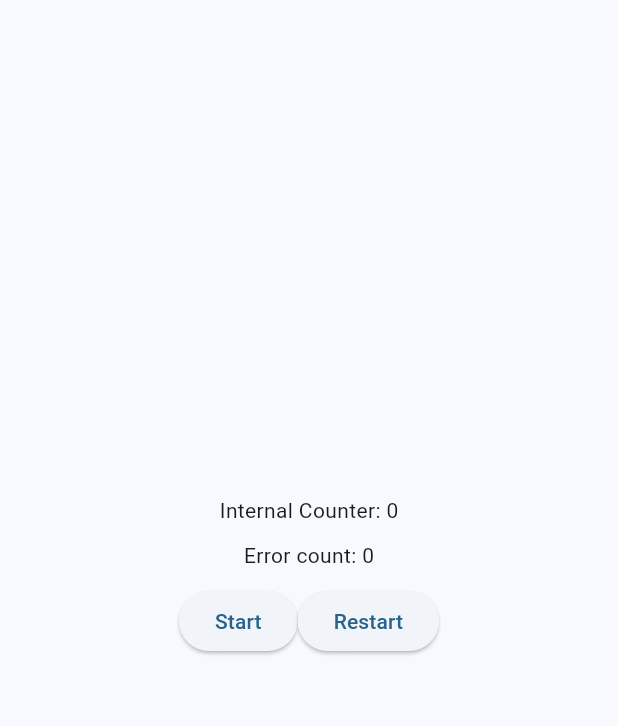
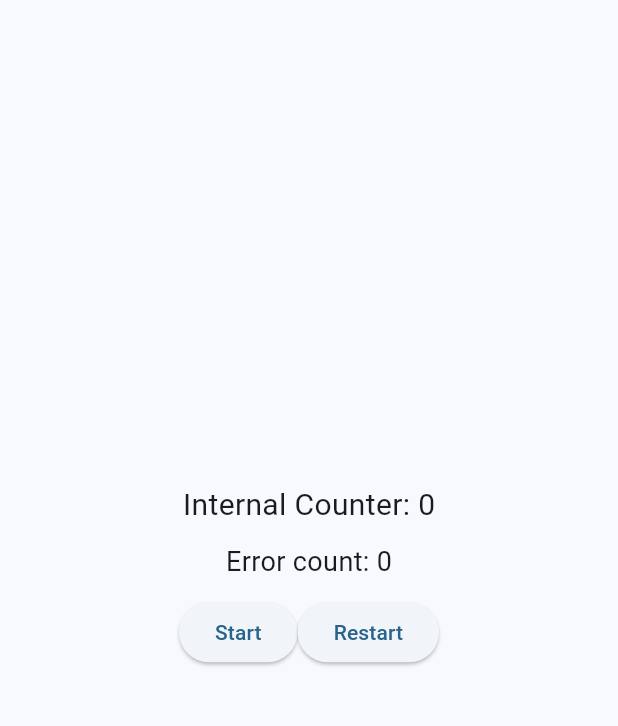
Before and after one commit to HeinMM/uart_app, a Flutter app: the screen it shows after launch, on a phone screen of 412 x 824 dp, the part 84-810 px from its top. Run offline on Flutter 3.47's test engine with Material 3 defaults, Android fonts, the phone set to English and light mode, and no system bars.

Commit message:
change the ui and change for my C# window application

```diff
--- a/lib/main.dart
+++ b/lib/main.dart
@@ -92,9 +92,19 @@ class _MyHomePageState extends State<MyHomePage> {
         child: Column(
           mainAxisAlignment: MainAxisAlignment.center,
           children: [
-            Text('Internal Counter: $internalRCounter'),
+            Text('Internal Counter: $internalRCounter',
+              style:  const TextStyle(
+                fontSize: 20.0,
+
+              ),
+            ),
             const SizedBox(height: 10),
-            Text('Error count: $error'),
+            Text('Error count: $error',
+             style: const TextStyle(
+               fontSize: 18.0,
+
+             ),
+            ),
 
             const SizedBox(height: 10),
 
--- a/pubspec.yaml
+++ b/pubspec.yaml
@@ -35,7 +35,6 @@ dependencies:
   # The following adds the Cupertino Icons font to your application.
   # Use with the CupertinoIcons class for iOS style icons.
   cupertino_icons: ^1.0.2
-  usb_serial: ^0.5.2
 
 dev_dependencies:
   flutter_test:
```
Also changed, not shown: pubspec.lock, 276 other files.
